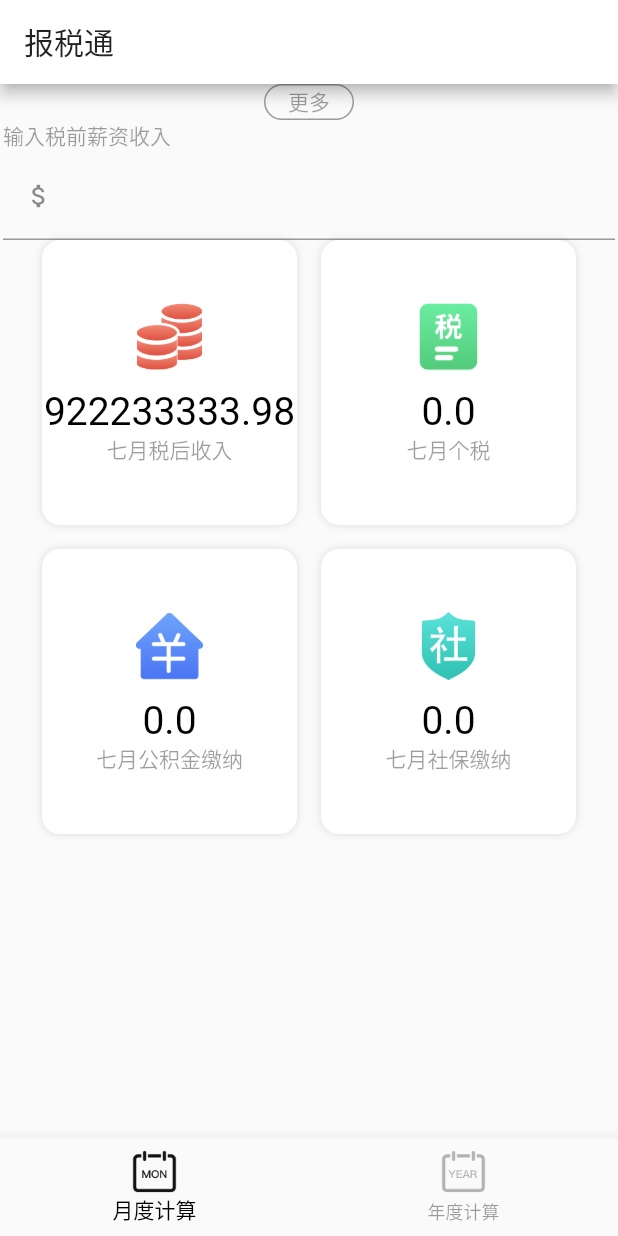
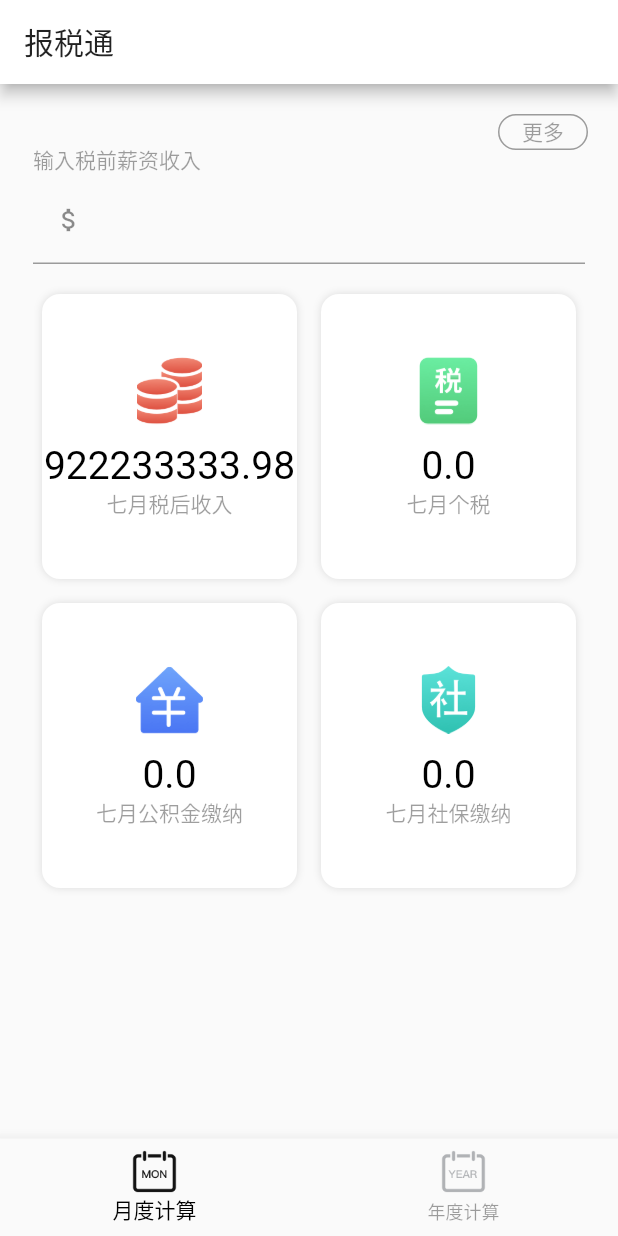
Before and after one commit to musicq/tax_calculator, a Flutter app: the screen it shows after launch, on a phone screen of 412 x 824 dp. Run offline on Flutter 3.47's test engine with Material 2 defaults, Android fonts, the phone set to English and light mode, and no system bars.

Commit message:
feat: 调整月度计算界面样式

```diff
--- a/lib/src/views/MonthlyCalculation/MonthlyCalculation.dart
+++ b/lib/src/views/MonthlyCalculation/MonthlyCalculation.dart
@@ -3,6 +3,8 @@ import 'package:tax_calculator/src/bizViews/IncomeOverview/IncomeOverview.dart';
 import 'package:tax_calculator/src/widgets/ChipButton/ChipButton.dart';
 import 'package:tax_calculator/src/widgets/InputField/InputField.dart';
 import 'package:tax_calculator/src/widgets/MainContainer/MainContainer.dart';
+
+import 'MonthlyCalculation.style.dart' as MonthlyCalculationStyle;
 
 class MonthlyCalculation extends StatefulWidget {
   @override
@@ -12,29 +14,49 @@ class MonthlyCalculation extends StatefulWidget {
 class _MonthlyCalculationState extends State<MonthlyCalculation> {
   PageController controller = PageController(initialPage: 0);
 
+  Widget itemWrap({Widget child}) {
+    return Container(
+      padding: MonthlyCalculationStyle.itemPadding,
+      child: child,
+    );
+  }
+
   @override
   Widget build(BuildContext context) {
     return MainContainer(
       body: PageView(
         controller: controller,
         children: <Widget>[
-          Container(
+          SingleChildScrollView(
+            child: Container(
+              padding: MonthlyCalculationStyle.container,
               child: Column(
                 children: <Widget>[
-                ChipButton(
+                  Stack(
+                    children: [
+                      Align(
+                        alignment: Alignment.topRight,
+                        child: ChipButton(
                           text: '更多',
                           onTap: () {
                             controller.nextPage(
                               duration: Duration(milliseconds: 300),
-                      curve: Curves.linear,
+                              curve: Curves.easeInOut,
                             );
                           },
                         ),
-                InputField(
+                      ),
+                      itemWrap(
+                        child: InputField(
                           label: '输入税前薪资收入',
                         ),
+                      ),
+                    ],
+                  ),
+                  // 收入概览
                   IncomeOverview(income: 1000),
                 ],
+              ),
             ),
           ),
           Text('Placeholder'),
--- /dev/null
+++ b/lib/src/views/MonthlyCalculation/MonthlyCalculation.style.dart
@@ -0,0 +1,5 @@
+import 'package:flutter/material.dart';
+
+const container = EdgeInsets.all(20);
+
+const itemPadding = EdgeInsets.symmetric(vertical: 20);
```
Lines whose indentation alone changed are shown as unchanged.
